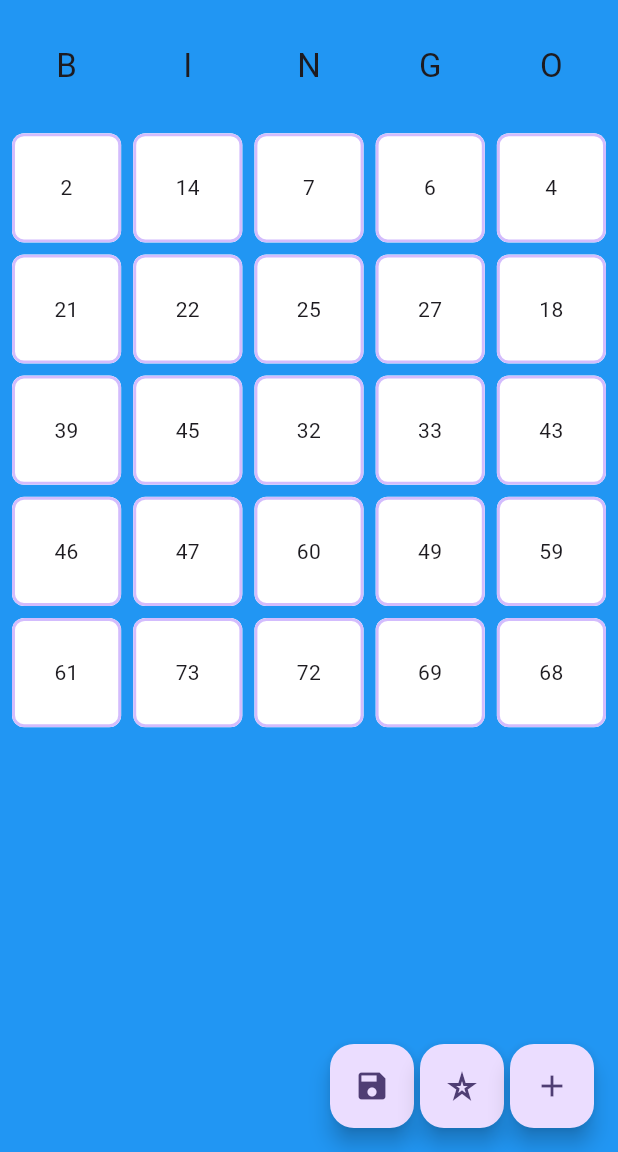
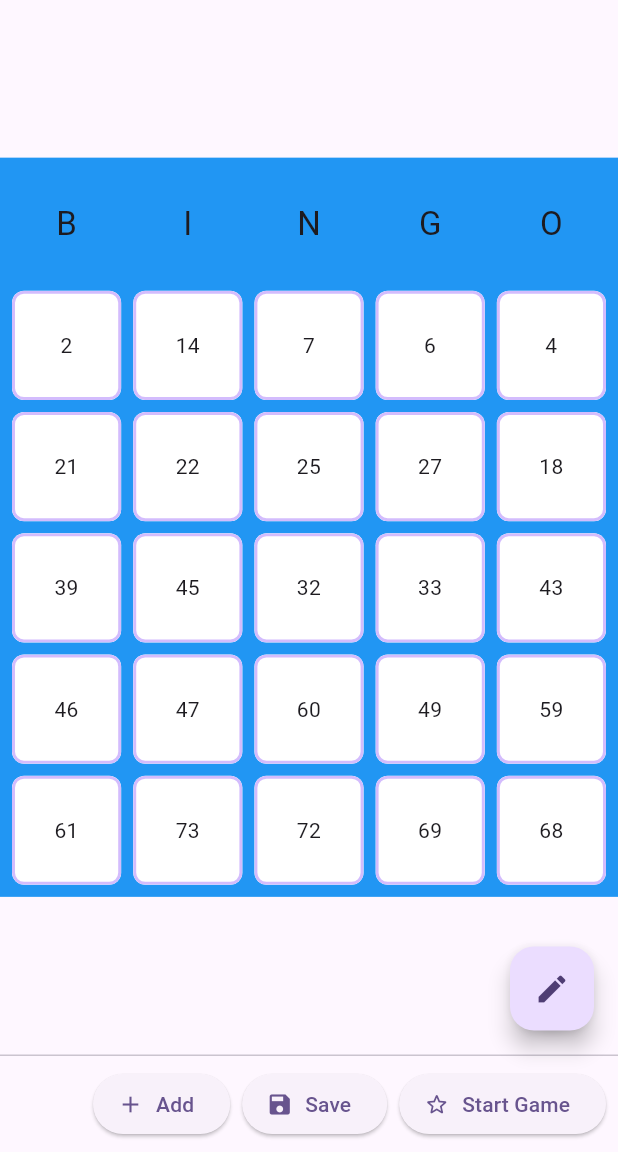
Before and after one commit to llullanqui/bingo_it, a Flutter app: the screen it shows after launch, after a tap on "Classic 75 Bingo", on a phone screen of 412 x 824 dp, the part 84-1236 px from its top. Run offline on Flutter 3.47's test engine with Material 3 defaults, Android fonts, the phone set to English and light mode, and no system bars; our stand-ins replace google_fonts, shared_preferences; missing offline and left inert: flutter_confetti.

Commit message:
Modified buttons

```diff
--- a/lib/constants/app_constants.dart
+++ b/lib/constants/app_constants.dart
@@ -16,6 +16,11 @@ class AppConstants {
   static const String addButtonHeroTag = 'add_button_hero';
   static const String restartButtonHeroTag = 'restart_button_hero';
   static const String saveButtonHeroTag = 'save_button_hero';
+  static const String grid1HeroTag = 'grid1_hero';
+  static const String grid2HeroTag = 'grid2_hero';
+  static const String grid3HeroTag = 'grid3_hero';
+  static const String grid4HeroTag = 'grid4_hero';
+  static const String grid5HeroTag = 'grid5_hero';
   static const double homePageSpacing = 48.0;
   static const double homePageButtonSpacing = 24.0;
   static const double homePageButtonWidth = 220.0;
@@ -39,6 +44,6 @@ class AppConstants {
   ];
   static const int classicBingo75ChipsPerColumn = 5;
   static const int classicBingo90ChipsPerColumn = 3;
-  static const int defaultColumnsAmount = 1;
+  static const int defaultColumnsAmount = 2;
   AppConstants._();
 }
--- a/lib/enums/classic_bingo_type.dart
+++ b/lib/enums/chip_table_type.dart
@@ -1,7 +1,10 @@
-enum ClassicBingoType {
+enum ChipTableType {
   /// Classic Bingo with 75 numbers
   bingo75,
 
   /// Classic Bingo with 90 numbers
   bingo90,
+
+  /// Custom Bingo with custome chips
+  customBingo
 }
--- a/lib/mixins/classic_table_generator_mixin.dart
+++ b/lib/mixins/classic_table_generator_mixin.dart
@@ -15,7 +15,10 @@ mixin ClassicTableGeneratorMixin {
           List.generate(range, (index) => index + 1 + (i * range))
             ..shuffle(random);
       numbers.take(chipsPerColumn).forEach((number) {
-        table.addChip(number.toString(), category: column, row: numbers.indexOf(number) + 1);
+        table.addChip(number.toString(),
+          category: column,
+          row: numbers.indexOf(number) + 1,
+          order: numbers.indexOf(number)*range + i + 1);
       });
     }
     if (name != null) {
--- a/lib/models/chip.dart
+++ b/lib/models/chip.dart
@@ -5,11 +5,12 @@ class ChipModel {
   bool _done = false;
   final String _text;
   final ChipTableModel _table;
-  final ChipTableColumnModel? category;
+  ChipTableColumnModel? category;
   int? row;
+  int order;
 
-  ChipModel.withDone(this._text, this._done, this._table, {this.category, this.row = 0});
-  ChipModel(this._text, this._table, {this.category, this.row = 0});
+  ChipModel.withDone(this._text, this._done, this._table, {this.category, this.row = 0, this.order = 0});
+  ChipModel(this._text, this._table, {this.category, this.row = 0, this.order = 0});
 
   bool get done {
     return _done;
--- a/lib/models/chip_table.dart
+++ b/lib/models/chip_table.dart
@@ -78,8 +78,12 @@ class ChipTableModel {
     id = uuid.v4();
   }
 
-  List<ChipModel> get sortedChips {
+  List<ChipModel> get sortedChipsByRowAndCategory {
     return _chips..sort((a, b) => a.comparatorByRowAndCategory(a, b));
+  }
+
+  List<ChipModel> get sortedChipsByOrder {
+    return _chips..sort((a, b) => a.order.compareTo(b.order));
   }
 
   List<ChipModel> get chips {
@@ -112,8 +116,21 @@ class ChipTableModel {
     _updateCompleted();
   }
 
-  void addChip(String text, {ChipTableColumnModel? category, int? row}) {
-    _chips.add(ChipModel(text, this, category: category, row: row));
+  void addChip(
+    String text, {
+    ChipTableColumnModel? category,
+    int? row,
+    int? order,
+  }) {
+    _chips.add(
+      ChipModel(
+        text,
+        this,
+        category: category,
+        row: row,
+        order: order ?? _chips.length + 1,
+      ),
+    );
     _totalChips += 1;
     _updateCompleted();
   }
--- a/lib/pages/chip_table_page.dart
+++ b/lib/pages/chip_table_page.dart
@@ -7,6 +7,8 @@ import 'package:bingo_it_all/models/chip_table.dart';
 import 'package:bingo_it_all/services/table_handlers/table_handler_service.dart';
 import 'package:bingo_it_all/state/current_chip_table_status.dart';
 import 'package:bingo_it_all/state/current_table.dart';
+import 'package:bingo_it_all/widgets/buttons/option_button.dart';
+import 'package:bingo_it_all/widgets/buttons/option_list_button.dart';
 import 'package:bingo_it_all/widgets/chip_table.dart';
 import 'package:flutter/material.dart';
 import 'package:provider/provider.dart';
@@ -83,8 +85,10 @@ class ChipTablePageState extends State<ChipTablePage> {
     setState(() {
       chipTable!.restartTable();
     });
-    Provider.of<CurrentChipTableStatus>(context, listen: false)
-        .updateStatus(chipTable!);
+    Provider.of<CurrentChipTableStatus>(
+      context,
+      listen: false,
+    ).updateStatus(chipTable!);
     pageStatus = ChipTablePageStatus.setup;
   }
 
@@ -93,23 +97,25 @@ class ChipTablePageState extends State<ChipTablePage> {
       context: context,
       builder: (context) {
         return AlertDialog(
-            title: Text(AppLocalizations.of(context)
-                .addAtLeastChip(AppConstants.minimumChips)),
+          title: Text(
+            AppLocalizations.of(
+              context,
+            ).addAtLeastChip(AppConstants.minimumChips),
+          ),
           actions: [
             TextButton(
               onPressed: () {
                 Navigator.pop(context, false);
               },
-                  child: Text(AppLocalizations.of(context).ok)),
+              child: Text(AppLocalizations.of(context).ok),
+            ),
           ],
         );
-        });
+      },
+    );
   }
 
-  Widget _startButton() {
-    return FloatingActionButton(
-      heroTag: AppConstants.startButtonHeroTag,
-      onPressed: () async {
+  Future<void> startFunction() async {
     if (!_minimumAmountFilled()) {
       _notReadyYetAlert();
     } else {
@@ -123,15 +129,18 @@ class ChipTablePageState extends State<ChipTablePage> {
                 onPressed: () {
                   Navigator.pop(context, false);
                 },
-                        child: Text(AppLocalizations.of(context).no)),
+                child: Text(AppLocalizations.of(context).no),
+              ),
               TextButton(
                 onPressed: () {
                   Navigator.pop(context, true);
                 },
-                        child: Text(AppLocalizations.of(context).letsGo)),
+                child: Text(AppLocalizations.of(context).letsGo),
+              ),
             ],
           );
-              });
+        },
+      );
       if (result && !_minimumAmountFilled()) {
         _notReadyYetAlert();
       } else if (result && _minimumAmountFilled()) {
@@ -141,16 +150,9 @@ class ChipTablePageState extends State<ChipTablePage> {
         });
       }
     }
-      },
-      tooltip: AppLocalizations.of(context).startGame,
-      child: const Icon(Icons.star_rate_outlined),
-    );
   }
 
-  Widget _addButton() {
-    return FloatingActionButton(
-      heroTag: AppConstants.addButtonHeroTag,
-      onPressed: () async {
+  Future<void> addFunction() async {
     final result = await showDialog(
       context: context,
       builder: (context) {
@@ -165,7 +167,8 @@ class ChipTablePageState extends State<ChipTablePage> {
                   controller: _textController,
                   autofocus: true,
                   decoration: InputDecoration(
-                            hintText: AppLocalizations.of(context).addChipHint),
+                    hintText: AppLocalizations.of(context).addChipHint,
+                  ),
                   validator: (value) {
                     if (value == null || value.isEmpty) {
                       return AppLocalizations.of(context).pleaseEnterText;
@@ -182,7 +185,8 @@ class ChipTablePageState extends State<ChipTablePage> {
                 Navigator.pop(context);
                 _textController.clear();
               },
-                      child: Text(AppLocalizations.of(context).cancel)),
+              child: Text(AppLocalizations.of(context).cancel),
+            ),
             TextButton(
               onPressed: () {
                 if (_formKey.currentState!.validate()) {
@@ -190,18 +194,16 @@ class ChipTablePageState extends State<ChipTablePage> {
                   _textController.clear();
                 }
               },
-                      child: Text(AppLocalizations.of(context).add)),
+              child: Text(AppLocalizations.of(context).add),
+            ),
           ],
         );
-            });
+      },
+    );
     if (result != null) {
       result as String;
       _addBingoChip(result);
     }
-      },
-      tooltip: AppLocalizations.of(context).add,
-      child: const Icon(Icons.add),
-    );
   }
 
   Widget _restartButton() {
@@ -218,15 +220,18 @@ class ChipTablePageState extends State<ChipTablePage> {
                   onPressed: () {
                     Navigator.pop(context, false);
                   },
-                      child: Text(AppLocalizations.of(context).no)),
+                  child: Text(AppLocalizations.of(context).no),
+                ),
                 TextButton(
                   onPressed: () {
                     Navigator.pop(context, true);
                   },
-                      child: Text(AppLocalizations.of(context).yes)),
+                  child: Text(AppLocalizations.of(context).yes),
+                ),
               ],
             );
-            });
+          },
+        );
         if (result) {
           restartTable();
           setState(() {
@@ -239,10 +244,7 @@ class ChipTablePageState extends State<ChipTablePage> {
     );
   }
 
-  Widget _saveDraftButton() {
-    return FloatingActionButton(
-      heroTag: AppConstants.saveButtonHeroTag,
-      onPressed: () async {
+  Future<void> saveFunction() async {
     if (!_minimumAmountFilled()) {
       _notReadyYetAlert();
     } else {
@@ -255,7 +257,8 @@ class ChipTablePageState extends State<ChipTablePage> {
               controller: _textController,
               autofocus: true,
               decoration: InputDecoration(
-                        hintText: AppLocalizations.of(context).saveTableHint),
+                hintText: AppLocalizations.of(context).saveTableHint,
+              ),
             ),
             actions: [
               TextButton(
@@ -263,29 +266,28 @@ class ChipTablePageState extends State<ChipTablePage> {
                   Navigator.pop(context);
                   _textController.clear();
                 },
-                        child: Text(AppLocalizations.of(context).cancel)),
+                child: Text(AppLocalizations.of(context).cancel),
+              ),
               TextButton(
                 onPressed: () {
                   Navigator.pop(context, _textController.text);
                   chipTable!.name = _textController.text;
                   _textController.clear();
                 },
-                        child: Text(AppLocalizations.of(context).save)),
+                child: Text(AppLocalizations.of(context).save),
+              ),
             ],
           );
-              });
+        },
+      );
       if (result != null) {
         result as String;
         _saveTable();
       }
     }
-      },
-      tooltip: AppLocalizations.of(context).saveTable,
-      child: const Icon(Icons.save),
-    );
   }
 
-  Widget _actions() {
+  List<Widget> _actions() {
     if (pageStatus == ChipTablePageStatus.playing) {
       return _playingActions();
     } else if (pageStatus == ChipTablePageStatus.completed) {
@@ -295,30 +297,31 @@ class ChipTablePageState extends State<ChipTablePage> {
     }
   }
 
-  Widget _setupActions() {
-    return Row(
-      mainAxisAlignment: MainAxisAlignment.end,
-      children: [
-        _saveDraftButton(),
-        const SizedBox(
-          width: 4,
+  List<Widget> _setupActions() {
+    return [
+      BottomBarButton(
+        icon: Icons.add,
+        onPressed: addFunction,
+        text: AppLocalizations.of(context).add,
       ),
-        _startButton(),
-        const SizedBox(
-          width: 4,
+      BottomBarButton(
+        icon: Icons.save,
+        onPressed: saveFunction,
+        text: AppLocalizations.of(context).save,
       ),
-        _addButton(),
-      ],
-    );
+      BottomBarButton(
+        icon: Icons.star_border_rounded,
+        onPressed: startFunction,
+        text: AppLocalizations.of(context).startGame,
+      ),
+
+      // _saveDraftButton(),
+      // _startButton(),
+    ];
   }
 
-  Widget _playingActions() {
-    return Row(
-      mainAxisAlignment: MainAxisAlignment.end,
-      children: [
-        _restartButton(),
-      ],
-    );
+  List<Widget> _playingActions() {
+    return [_restartButton()];
   }
 
   Widget _completedPercentage() {
@@ -361,12 +364,17 @@ class ChipTablePageState extends State<ChipTablePage> {
                         });
                       },
                       options: const ConfettiOptions(
-                          particleCount: 100, spread: 70, y: 0.6),
+                        particleCount: 100,
+                        spread: 70,
+                        y: 0.6,
+                      ),
                     ),
                     Text(
                       AppLocalizations.of(context).youWin,
                       style: const TextStyle(
-                          fontSize: 24, fontWeight: FontWeight.bold),
+                        fontSize: 24,
+                        fontWeight: FontWeight.bold,
+                      ),
                     ),
                   ],
                 ),
@@ -384,9 +392,7 @@ class ChipTablePageState extends State<ChipTablePage> {
       appBar: AppBar(
         backgroundColor: Theme.of(context).colorScheme.inversePrimary,
         title: Text(AppLocalizations.of(context).appTitle),
-          actions: [
-            _completedPercentage(),
-          ],
+        actions: [_completedPercentage()],
       ),
       body: Center(
         child: Stack(
@@ -394,11 +400,51 @@ class ChipTablePageState extends State<ChipTablePage> {
           children: [
             ChipTable(
               chipTable: chipTable,
-              playing: pageStatus == ChipTablePageStatus.playing
+              playing: pageStatus == ChipTablePageStatus.playing,
             ),
             completedMessage(),
           ],
-        )),
-        floatingActionButton: _actions());
+        ),
+      ),
+      floatingActionButton: _GridModifier(),
+      persistentFooterButtons: _actions(),
+    );
   }
 }
+
+class BottomBarButton extends StatelessWidget {
+  const BottomBarButton({super.key, this.onPressed, this.icon, this.text = ""});
+
+  final VoidCallback? onPressed;
+  final IconData? icon;
+  final String text;
+
+  @override
+  Widget build(BuildContext context) {
+    return ElevatedButton.icon(
+      icon: Icon(icon),
+      onPressed: onPressed,
+      label: Text(text),
+    );
+  }
+}
+
+class _GridModifier extends StatelessWidget {
+  const _GridModifier({super.key});
+
+  @override
+  Widget build(BuildContext context) {
+    return OptionListButton(
+      distance: 125,
+      children: [
+        OptionButton(
+          icon: Icon(Icons.looks_two),
+          tag: AppConstants.grid2HeroTag,
+        ),
+        OptionButton(icon: Icon(Icons.looks_3), tag: AppConstants.grid3HeroTag),
+        OptionButton(icon: Icon(Icons.looks_4), tag: AppConstants.grid4HeroTag),
+        OptionButton(icon: Icon(Icons.looks_5), tag: AppConstants.grid5HeroTag),
+      ],
+    );
+  }
+}
--- a/lib/pages/home_page.dart
+++ b/lib/pages/home_page.dart
@@ -1,6 +1,6 @@
-import 'package:bingo_it_all/models/chip_table.dart';
 import 'package:bingo_it_all/services/table_generators/bingo75_generator_service.dart';
 import 'package:bingo_it_all/services/table_generators/bingo90_generator_service.dart';
+import 'package:bingo_it_all/services/table_generators/empty_generator_service.dart';
 import 'package:flutter/material.dart';
 import 'package:provider/provider.dart';
 import 'package:bingo_it_all/constants/app_constants.dart';
@@ -36,8 +36,10 @@ class _HomePageState extends State<HomePage> {
               AppLocalizations.of(context).classic75Bingo,
               onPressed: () {
                 final service = Bingo75GeneratorService();
-                Provider.of<CurrentTable>(context, listen: false).currentTable =
-                    service.generateTable(
+                Provider.of<CurrentTable>(
+                  context,
+                  listen: false,
+                ).currentTable = service.generateTable(
                   name: AppLocalizations.of(context).classicBingo,
                 );
                 Navigator.pushNamed(context, AppConstants.chipTableRoute);
@@ -48,8 +50,10 @@ class _HomePageState extends State<HomePage> {
               AppLocalizations.of(context).classic90Bingo,
               onPressed: () {
                 final service = Bingo90GeneratorService();
-                Provider.of<CurrentTable>(context, listen: false).currentTable =
-                    service.generateTable(
+                Provider.of<CurrentTable>(
+                  context,
+                  listen: false,
+                ).currentTable = service.generateTable(
                   name: AppLocalizations.of(context).classicBingo,
                 );
                 Navigator.pushNamed(context, AppConstants.chipTableRoute);
@@ -60,7 +64,8 @@ class _HomePageState extends State<HomePage> {
               AppLocalizations.of(context).newTable,
               onPressed: () {
                 Provider.of<CurrentTable>(context, listen: false).currentTable =
-                    ChipTableModel.empty();
+                    EmptyGeneratorService()
+                    .generateTable(name: AppLocalizations.of(context).newTable);
                 Navigator.pushNamed(context, AppConstants.chipTableRoute);
               },
             ),
--- /dev/null
+++ b/lib/services/table_generators/empty_generator_service.dart
@@ -0,0 +1,9 @@
+import 'package:bingo_it_all/models/chip_table.dart';
+import 'package:bingo_it_all/services/abstract_table_generator_service.dart';
+
+class EmptyGeneratorService extends AbstractTableGeneratorService {
+  @override
+  ChipTableModel generateTable({required String name}) {
+    return ChipTableModel.empty();
+  }
+}
--- /dev/null
+++ b/lib/widgets/buttons/option_button.dart
@@ -0,0 +1,27 @@
+import 'package:flutter/material.dart';
+
+@immutable
+class OptionButton extends StatelessWidget {
+  const OptionButton({
+    super.key,
+    this.onPressed,
+    required this.icon,
+    required this.tag
+  });
+
+  final VoidCallback? onPressed;
+  final Widget icon;
+  final Object tag;
+
+  @override
+  Widget build(BuildContext context) {
+    return FloatingActionButton(
+      heroTag: tag,
+      shape: const CircleBorder(),
+      clipBehavior: Clip.antiAlias,
+      elevation: 4,
+      onPressed: onPressed,
+      child: icon
+    );
+  }
+}
--- /dev/null
+++ b/lib/widgets/buttons/option_list_button.dart
@@ -0,0 +1,179 @@
+import 'dart:math' as math;
+import 'package:flutter/material.dart';
+
+class OptionListButton extends StatefulWidget {
+  const OptionListButton({
+    super.key,
+    this.initialIcon,
+    this.initialOpen,
+    required this.distance,
+    required this.children,
+  });
+
+  final IconData? initialIcon;
+  final bool? initialOpen;
+  final double distance;
+  final List<Widget> children;
+
+  @override
+  State<OptionListButton> createState() => _OptionListButtonState();
+}
+
+class _OptionListButtonState extends State<OptionListButton>
+    with SingleTickerProviderStateMixin {
+  late final AnimationController _controller;
+  late final Animation<double> _expandAnimation;
+  bool _open = false;
+
+  @override
+  void initState() {
+    super.initState();
+    _open = widget.initialOpen ?? false;
+    _controller = AnimationController(
+      value: _open ? 1.0 : 0.0,
+      duration: const Duration(milliseconds: 250),
+      vsync: this,
+    );
+    _expandAnimation = CurvedAnimation(
+      curve: Curves.fastOutSlowIn,
+      reverseCurve: Curves.easeOutQuad,
+      parent: _controller,
+    );
+  }
+
+  @override
+  void dispose() {
+    _controller.dispose();
+    super.dispose();
+  }
+
+  void _toggle() {
+    setState(() {
+      _open = !_open;
+      if (_open) {
+        _controller.forward();
+      } else {
+        _controller.reverse();
+      }
+    });
+  }
+
+  @override
+  Widget build(BuildContext context) {
+    return SizedBox.expand(
+      child: Stack(
+        alignment: Alignment.bottomRight,
+        clipBehavior: Clip.none,
+        children: [
+          _buildTapToCloseFab(),
+          ..._buildExpandingActionButtons(),
+          _buildTapToOpenFab(widget.initialIcon ?? Icons.create),
+        ],
+      ),
+    );
+  }
+
+  List<Widget> _buildExpandingActionButtons() {
+    final children = <Widget>[];
+    final count = widget.children.length;
+    final step = 90.0 / (count - 1);
+    for (
+      var i = 0, angleInDegrees = 0.0;
+      i < count;
+      i++, angleInDegrees += step
+    ) {
+      children.add(
+        _ExpandingActionButton(
+          directionInDegrees: angleInDegrees,
+          maxDistance: widget.distance,
+          progress: _expandAnimation,
+          child: widget.children[i],
+        ),
+      );
+    }
+    return children;
+  }
+
+  Widget _buildTapToCloseFab() {
+    return SizedBox(
+      width: 56,
+      height: 56,
+      child: Center(
+        child: Material(
+          shape: const CircleBorder(),
+          clipBehavior: Clip.antiAlias,
+          elevation: 4,
+          child: InkWell(
+            onTap: _toggle,
+            child: Padding(
+              padding: const EdgeInsets.all(8),
+              child: Icon(Icons.close, color: Theme.of(context).primaryColor),
+            ),
+          ),
+        ),
+      ),
+    );
+  }
+
+  Widget _buildTapToOpenFab(IconData initialIcon) {
+    return IgnorePointer(
+      ignoring: _open,
+      child: AnimatedContainer(
+        transformAlignment: Alignment.center,
+        transform: Matrix4.diagonal3Values(
+          _open ? 0.7 : 1.0,
+          _open ? 0.7 : 1.0,
+          1.0,
+        ),
+        duration: const Duration(milliseconds: 250),
+        curve: const Interval(0.0, 0.5, curve: Curves.easeOut),
+        child: AnimatedOpacity(
+          opacity: _open ? 0.0 : 1.0,
+          curve: const Interval(0.25, 1.0, curve: Curves.easeInOut),
+          duration: const Duration(milliseconds: 250),
+          child: FloatingActionButton(
+            onPressed: _toggle,
+            child: Icon(initialIcon),
+          ),
+        ),
+      ),
+    );
+  }
+}
+
+@immutable
+class _ExpandingActionButton extends StatelessWidget {
+  const _ExpandingActionButton({
+    required this.directionInDegrees,
+    required this.maxDistance,
+    required this.progress,
+    required this.child,
+  });
+
+  final double directionInDegrees;
+  final double maxDistance;
+  final Animation<double> progress;
+  final Widget child;
+
+  @override
+  Widget build(BuildContext context) {
+    return AnimatedBuilder(
+      animation: progress,
+      builder: (context, child) {
+        final offset = Offset.fromDirection(
+          directionInDegrees * (math.pi / 180.0),
+          progress.value * maxDistance,
+        );
+        return Positioned(
+          right: 4.0 + offset.dx,
+          bottom: 4.0 + offset.dy,
+          child: Transform.rotate(
+            angle: (1.0 - progress.value) * math.pi / 2,
+            child: child!,
+          ),
+        );
+      },
+      child: FadeTransition(opacity: progress, child: child),
+    );
+  }
+}
--- a/lib/widgets/chip_table.dart
+++ b/lib/widgets/chip_table.dart
@@ -11,11 +11,12 @@ class ChipTable extends StatefulWidget {
   final bool playing;
   final Function? onCompletionChanged;
 
-  const ChipTable(
-      {super.key,
+  const ChipTable({
+    super.key,
     this.chipTable,
     this.onCompletionChanged,
-      this.playing = true});
+    this.playing = true,
+  });
 
   @override
   State<ChipTable> createState() => _ChipTableState();
@@ -25,32 +26,36 @@ class _ChipTableState extends State<ChipTable> {
   List<Widget> chipsTableWidget(bool completed) {
     List<Widget> widgetList = List.empty(growable: true);
     if (widget.chipTable?.chips == null || widget.chipTable!.chips.isEmpty) {
-      widgetList.add(Container(
+      widgetList.add(
+        Container(
           margin: const EdgeInsets.all(AppConstants.chipSpacing),
           child: Text(
             AppLocalizations.of(context).noChipsYet,
             textAlign: TextAlign.center,
             style: Theme.of(context).textTheme.titleLarge,
           ),
-      ));
+        ),
+      );
       return widgetList;
     }
 
     if (widget.chipTable!.displayColumns()) {
-      widgetList.addAll(widget.chipTable!.tableColumns.map((column) {
-        return
-          Center (
+      widgetList.addAll(
+        widget.chipTable!.tableColumns.map((column) {
+          return Center(
             child: Text(
               column.displayedName,
               textAlign: TextAlign.center,
               style: Theme.of(context).textTheme.titleLarge,
             ),
           );
-      }).toList());
+        }).toList(),
+      );
     }
 
     for (var element in widget.chipTable!.chips) {
-      widgetList.add(BingoChip(
+      widgetList.add(
+        BingoChip(
           chip: element,
           enabled: widget.playing && !completed,
           playing: widget.playing,
@@ -58,35 +63,39 @@ class _ChipTableState extends State<ChipTable> {
             setState(() {});
           },
           onDone: () {
-          Provider.of<CurrentChipTableStatus>(context, listen: false)
-                  .setCompletionPercentage =
-              widget.chipTable!.completionPercentage;
-          Provider.of<CurrentChipTableStatus>(context, listen: false)
-              .setIsCompleted = widget.chipTable!.isCompleted;
+            Provider.of<CurrentChipTableStatus>(
+              context,
+              listen: false,
+            ).setCompletionPercentage = widget.chipTable!.completionPercentage;
+            Provider.of<CurrentChipTableStatus>(
+              context,
+              listen: false,
+            ).setIsCompleted = widget.chipTable!.isCompleted;
           },
-      ));
+        ),
+      );
     }
     return widgetList;
   }
 
   @override
   Widget build(BuildContext context) {
-    return LayoutBuilder(builder: (context, constraints) {
+    return LayoutBuilder(
+      builder: (context, constraints) {
         return SingleChildScrollView(
-          child: ConstrainedBox(
-              constraints: BoxConstraints(
-                minHeight: constraints.maxHeight,
-                minWidth: constraints.maxWidth,
-              ),
           child: widget.chipTable!.chipsAmount > 0
               ? GridBuilder(
                   columns: widget.chipTable!.tableColumns.isNotEmpty
                       ? widget.chipTable!.tableColumns.length
                       : AppConstants.defaultColumnsAmount,
                   children: chipsTableWidget(
-                      widget.chipTable?.isCompleted ?? false))
-                : const EmptyChipTable()));
-    });
+                    widget.chipTable?.isCompleted ?? false,
+                  ),
+                )
+              : const EmptyChipTable(),
+        );
+      },
+    );
   }
 }
 
@@ -124,7 +133,6 @@ class GridBuilder extends StatelessWidget {
         crossAxisSpacing: AppConstants.chipSpacing,
         padding: const EdgeInsets.all(AppConstants.chipSpacing),
         children: children,
-
       ),
     );
   }
```
Also changed, not shown: lib/enums/bingo_type.dart (deleted), lib/widgets/bingo_chip.dart (indentation only). Lines whose indentation alone changed are shown as unchanged.
